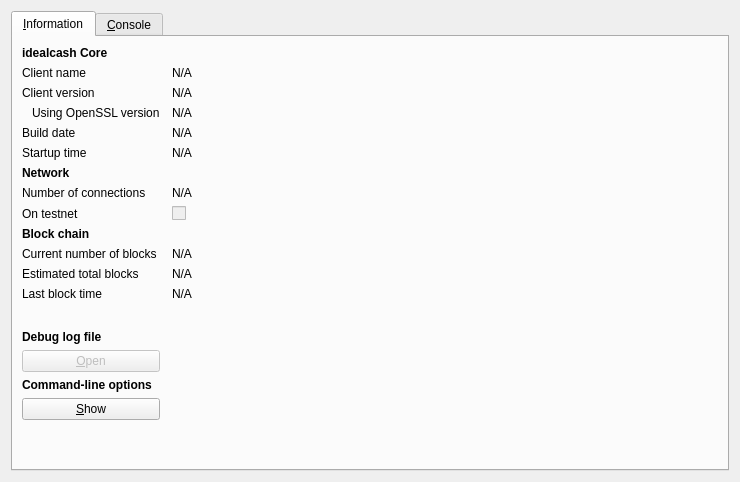
flokisatoshi/IdealCash-DEAL, file src/qt/forms/rpcconsole.ui: the form before one commit.
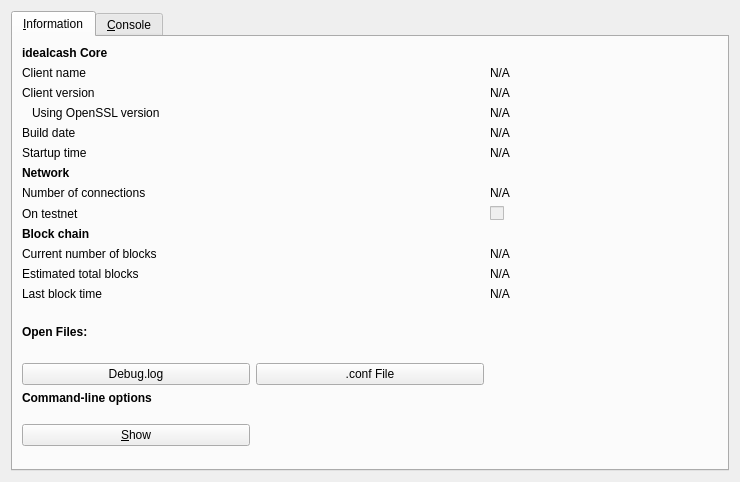
The form after the commit. Icons and pictures are not drawn.

```diff
--- a/src/qt/forms/rpcconsole.ui
+++ b/src/qt/forms/rpcconsole.ui
@@ -23,10 +23,7 @@
       <attribute name="title">
        <string>&amp;Information</string>
       </attribute>
-      <layout class="QGridLayout" name="gridLayout" columnstretch="0,1">
-       <property name="horizontalSpacing">
-        <number>12</number>
-       </property>
+      <layout class="QGridLayout" name="gridLayout_2">
        <item row="0" column="0">
         <widget class="QLabel" name="label_9">
          <property name="font">
@@ -47,7 +44,7 @@
          </property>
         </widget>
        </item>
-       <item row="1" column="1">
+       <item row="1" column="2">
         <widget class="QLabel" name="clientName">
          <property name="cursor">
           <cursorShape>IBeamCursor</cursorShape>
@@ -70,7 +67,7 @@
          </property>
         </widget>
        </item>
-       <item row="2" column="1">
+       <item row="2" column="2">
         <widget class="QLabel" name="clientVersion">
          <property name="cursor">
           <cursorShape>IBeamCursor</cursorShape>
@@ -86,7 +83,7 @@
          </property>
         </widget>
        </item>
-       <item row="3" column="0">
+       <item row="3" column="0" colspan="2">
         <widget class="QLabel" name="label_14">
          <property name="text">
           <string>Using OpenSSL version</string>
@@ -96,7 +93,7 @@
          </property>
         </widget>
        </item>
-       <item row="3" column="1">
+       <item row="3" column="2">
         <widget class="QLabel" name="openSSLVersion">
          <property name="cursor">
           <cursorShape>IBeamCursor</cursorShape>
@@ -119,7 +116,7 @@
          </property>
         </widget>
        </item>
-       <item row="4" column="1">
+       <item row="4" column="2">
         <widget class="QLabel" name="buildDate">
          <property name="cursor">
           <cursorShape>IBeamCursor</cursorShape>
@@ -142,7 +139,7 @@
          </property>
         </widget>
        </item>
-       <item row="5" column="1">
+       <item row="5" column="2">
         <widget class="QLabel" name="startupTime">
          <property name="cursor">
           <cursorShape>IBeamCursor</cursorShape>
@@ -178,7 +175,7 @@
          </property>
         </widget>
        </item>
-       <item row="7" column="1">
+       <item row="7" column="2">
         <widget class="QLabel" name="numberOfConnections">
          <property name="cursor">
           <cursorShape>IBeamCursor</cursorShape>
@@ -201,7 +198,7 @@
          </property>
         </widget>
        </item>
-       <item row="8" column="1">
+       <item row="8" column="2">
         <widget class="QCheckBox" name="isTestNet">
          <property name="enabled">
           <bool>false</bool>
@@ -224,14 +221,14 @@
          </property>
         </widget>
        </item>
-       <item row="10" column="0">
+       <item row="10" column="0" colspan="2">
         <widget class="QLabel" name="label_3">
          <property name="text">
           <string>Current number of blocks</string>
          </property>
         </widget>
        </item>
-       <item row="10" column="1">
+       <item row="10" column="2">
         <widget class="QLabel" name="numberOfBlocks">
          <property name="cursor">
           <cursorShape>IBeamCursor</cursorShape>
@@ -254,7 +251,7 @@
          </property>
         </widget>
        </item>
-       <item row="11" column="1">
+       <item row="11" column="2">
         <widget class="QLabel" name="totalBlocks">
          <property name="cursor">
           <cursorShape>IBeamCursor</cursorShape>
@@ -277,7 +274,7 @@
          </property>
         </widget>
        </item>
-       <item row="12" column="1">
+       <item row="12" column="2">
         <widget class="QLabel" name="lastBlockTime">
          <property name="cursor">
           <cursorShape>IBeamCursor</cursorShape>
@@ -294,48 +291,65 @@
         </widget>
        </item>
        <item row="13" column="0">
+        <widget class="QLabel" name="labelDebugLogfile">
+         <property name="font">
+          <font>
+           <weight>75</weight>
+           <bold>true</bold>
+          </font>
+         </property>
+         <property name="text">
+          <string>Open Files:</string>
+         </property>
+        </widget>
+       </item>
+       <item row="13" column="1">
         <spacer name="verticalSpacer_2">
          <property name="orientation">
           <enum>Qt::Vertical</enum>
          </property>
          <property name="sizeHint" stdset="0">
           <size>
-           <width>20</width>
-           <height>20</height>
+           <width>17</width>
+           <height>14</height>
           </size>
          </property>
         </spacer>
        </item>
-       <item row="14" column="0">
-        <widget class="QLabel" name="labelDebugLogfile">
-         <property name="font">
-          <font>
-           <weight>75</weight>
-           <bold>true</bold>
-          </font>
-         </property>
-         <property name="text">
-          <string>Debug log file</string>
-         </property>
-        </widget>
+       <item row="14" column="0" colspan="2">
+        <layout class="QGridLayout" name="gridLayout">
+         <item row="0" column="0">
+          <widget class="QPushButton" name="openDebugLogfileButton">
+           <property name="enabled">
+            <bool>true</bool>
+           </property>
+           <property name="toolTip">
+            <string>Open the idealcash debug log file from the current data directory. This can take a few seconds for large log files.</string>
+           </property>
+           <property name="text">
+            <string>Debug.log</string>
+           </property>
+           <property name="autoDefault">
+            <bool>false</bool>
+           </property>
+          </widget>
+         </item>
+         <item row="0" column="1">
+          <widget class="QPushButton" name="openConfigurationfileButton">
+           <property name="toolTip">
+            <string>Open the idealcash configuration file from the current data directory.</string>
+           </property>
+           <property name="text">
+            <string>.conf File</string>
+           </property>
+           <property name="autoDefault">
+            <bool>false</bool>
+           </property>
+          </widget>
+         </item>
+        </layout>
        </item>
        <item row="15" column="0">
-        <widget class="QPushButton" name="openDebugLogfileButton">
-         <property name="enabled">
-          <bool>false</bool>
-         </property>
-         <property name="toolTip">
-          <string>Open the idealcash debug log file from the current data directory. This can take a few seconds for large log files.</string>
-         </property>
-         <property name="text">
-          <string>&amp;Open</string>
-         </property>
-         <property name="autoDefault">
-          <bool>false</bool>
-         </property>
-        </widget>
-       </item>
-       <item row="16" column="0">
         <widget class="QLabel" name="labelCLOptions">
          <property name="font">
           <font>
@@ -348,7 +362,7 @@
          </property>
         </widget>
        </item>
-       <item row="17" column="0">
+       <item row="16" column="0">
         <widget class="QPushButton" name="showCLOptionsButton">
          <property name="toolTip">
           <string>Show the idealcash-Qt help message to get a list with possible idealcash command-line options.</string>
@@ -361,15 +375,15 @@
          </property>
         </widget>
        </item>
-       <item row="18" column="0">
+       <item row="16" column="1">
         <spacer name="verticalSpacer">
          <property name="orientation">
           <enum>Qt::Vertical</enum>
          </property>
          <property name="sizeHint" stdset="0">
           <size>
-           <width>20</width>
-           <height>40</height>
+           <width>17</width>
+           <height>34</height>
           </size>
          </property>
         </spacer>
```
